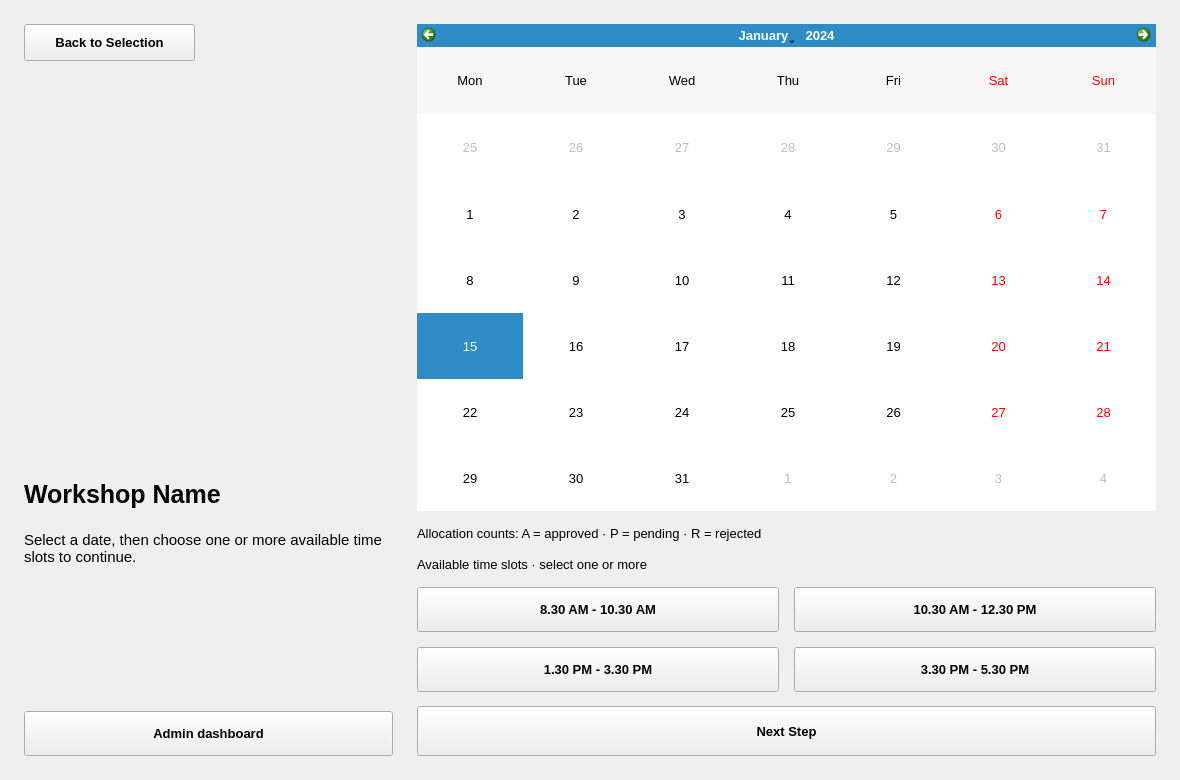
Before: the Qt Designer form SYNCLAB - Source Code/ui/forms/calander.ui in PPAS-Rashmika/SYNCLAB-Centralized-Workshop-Laboratory-Allocation-Platform, drawn with Qt 5.
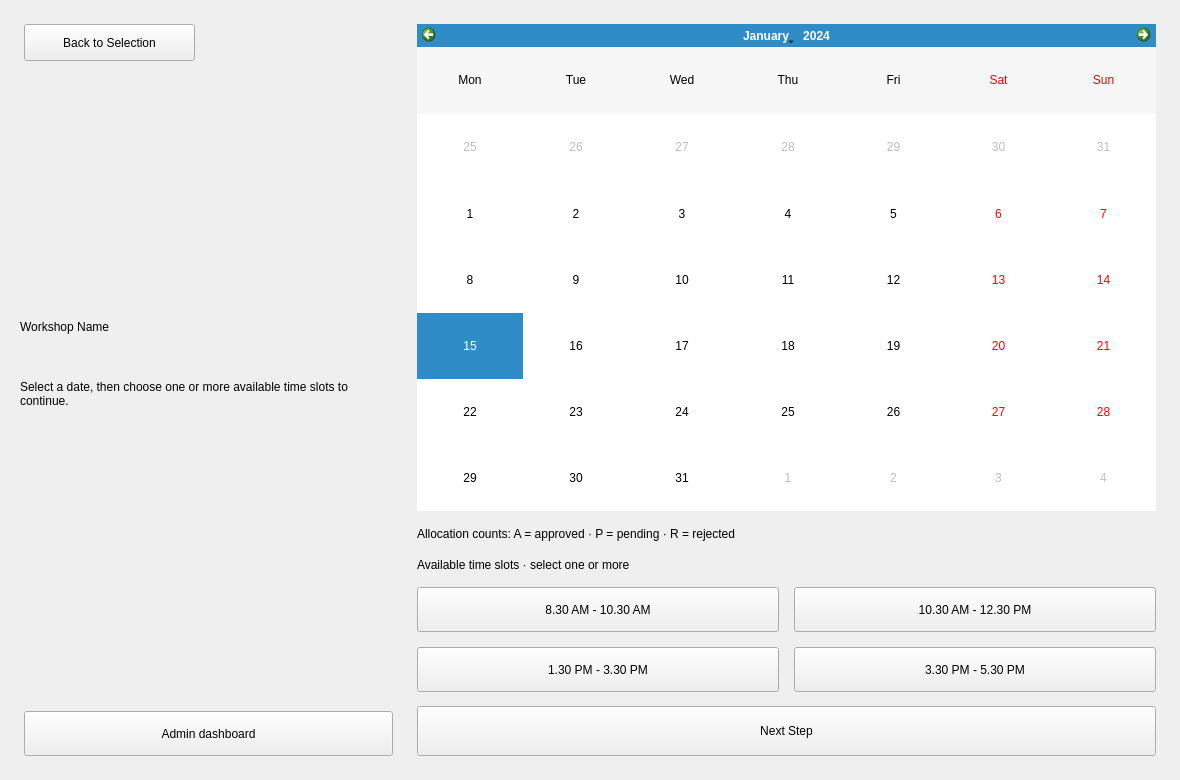
After: the same form once the commit is applied. Icons and pictures are not drawn. Custom widgets are drawn as their Qt base class.

The edit to the form file:
```diff
--- a/SYNCLAB - Source Code/ui/forms/calander.ui
+++ b/SYNCLAB - Source Code/ui/forms/calander.ui
@@ -13,15 +13,67 @@
     <height>780</height>
    </rect>
   </property>
-  <!-- මෙම control එකේ font නම, size සහ bold බව මෙහි වෙනස් කරන්න. -->
-  <property name="font">
-   <font>
-    <family>Segoe UI</family>
-    <pointsize>10</pointsize>
-    <bold>false</bold>
-   </font>
+  <property name="darkStyleSheet" stdset="0">
+   <string notr="true">QWidget { font-family: "Segoe UI"; font-size: 10pt; }
+QWidget { color:#F1F5F9;   }
+QMainWindow, QStackedWidget, QWidget#welcomeWidget, QWidget#selectionWidget, QWidget#calanderWidget, QWidget#formWidget, QWidget#adminWidget { background:#0F172A; }
+QScrollArea { border:none; background:transparent; }
+QScrollArea &gt; QWidget &gt; QWidget { background:#0F172A; }
+QScrollArea#cardsScrollArea &gt; QWidget, QWidget#cardsScrollContents { background:transparent; }
+QLabel { background:transparent; }
+QLabel#welcomeTitle { color:#AABAD0;   }
+QLabel#syncLabTitle {   }
+QLabel#syncLabSubtitle {   }
+QLabel#welcomeDesc, QLabel#selectedDescLabel2, QLabel#adminWsDescLbl { color:#AABAD0;  }
+QLabel#selectTitleLabel, QLabel#selectedNameLabel2, QLabel#confirmTitleLbl, QLabel#adminWsTitleLbl {   }
+QLineEdit, QTextEdit, QComboBox { background:#1E293B; border:1px solid #43536B; border-radius:7px; padding:8px; selection-background-color:#2563EB; selection-color:white; }
+QLineEdit:focus, QTextEdit:focus, QComboBox:focus { border:1px solid #2563EB; }
+QComboBox QAbstractItemView { background:#1E293B; color:#F1F5F9; selection-background-color:#2563EB; selection-color:white; }
+QPushButton { background:#1E293B; color:#F1F5F9; border:1px solid #43536B; border-radius:8px; padding:9px 14px;  }
+QPushButton:hover, QPushButton:focus { background:#253C61; border-color:#2563EB; }
+QPushButton:pressed { border:2px solid #2563EB; }
+QPushButton#allocateNowBtn, QPushButton#nextBtn, QPushButton#nextTo3Btn, QPushButton#submitBtn, QPushButton#updateBtn { background:#2563EB; color:white; border:1px solid #2563EB; }
+QPushButton#allocateNowBtn:hover, QPushButton#nextBtn:hover, QPushButton#nextTo3Btn:hover, QPushButton#submitBtn:hover, QPushButton#updateBtn:hover { background:#1D4ED8; }
+QPushButton#deleteBtn, QPushButton#adminDelBtn { color:#FDA4AF; }
+QPushButton[timeSlot=true] { padding:10px 8px; }
+QPushButton:checked { background:#2563EB; color:white; border-color:#2563EB; }
+QPushButton:disabled { background:#0F172A; color:#AABAD0; border:1px solid #43536B; }
+QPushButton#allocateNowBtn:disabled, QPushButton#nextBtn:disabled, QPushButton#nextTo3Btn:disabled, QPushButton#submitBtn:disabled, QPushButton#updateBtn:disabled, QPushButton#deleteBtn:disabled, QPushButton#adminDelBtn:disabled { background:#0F172A; color:#AABAD0; border:1px solid #43536B; }
+QFrame#summaryBox { background:#253C61; border:1px solid #43536B; border-radius:10px; }
+QLabel#summaryDateLbl { color:#8DB8FF;  }
+QTableWidget { background:#1E293B; alternate-background-color:#0F172A; border:1px solid #43536B; gridline-color:#43536B; selection-background-color:#253C61; selection-color:#F1F5F9; }
+QHeaderView::section { font-weight:600; background:#253C61; color:#F1F5F9; border:none; padding:10px;  }
+QTableWidget QLineEdit, QTableWidget QComboBox { padding:4px; border-radius:4px; }
+QCalendarWidget { background:#1E293B; border:1px solid #43536B; border-radius:8px; }
+QCalendarWidget QWidget#qt_calendar_navigationbar { background:#2563EB; }
+QCalendarWidget QToolButton { font-weight:600; color:white; background:transparent; padding:6px;  }
+QCalendarWidget QMenu, QCalendarWidget QSpinBox { background:#1E293B; color:#F1F5F9; }
+QCalendarWidget QAbstractItemView { background:#1E293B; color:#F1F5F9; selection-background-color:#2563EB; selection-color:white; outline:0; }
+QToolTip { background:#1E293B; color:#F1F5F9; border:1px solid #43536B; padding:6px; }
+#calanderWidget { font-family: "Segoe UI"; font-size: 10pt; font-weight: normal; }
+#backTo1Btn { font-family: "Segoe UI"; font-size: 10pt; font-weight: bold; }
+#selectedImgLabel2 { font-family: "Segoe UI"; font-size: 10pt; font-weight: normal; }
+#selectedNameLabel2 { font-family: "Segoe UI"; font-size: 19pt; font-weight: bold; }
+#selectedDescLabel2 { font-family: "Segoe UI"; font-size: 11pt; font-weight: normal; }
+#adminBtn2 { font-family: "Segoe UI"; font-size: 10pt; font-weight: bold; }
+#calendar { font-family: "Segoe UI"; font-size: 10pt; font-weight: normal; }
+#calendarLegend { font-family: "Segoe UI"; font-size: 10pt; font-weight: normal; }
+#timeSlotsLabel { font-family: "Segoe UI"; font-size: 10pt; font-weight: normal; }
+#timeBtn1 { font-family: "Segoe UI"; font-size: 10pt; font-weight: bold; }
+#timeBtn2 { font-family: "Segoe UI"; font-size: 10pt; font-weight: bold; }
+#timeBtn3 { font-family: "Segoe UI"; font-size: 10pt; font-weight: bold; }
+#timeBtn4 { font-family: "Segoe UI"; font-size: 10pt; font-weight: bold; }
+#nextTo3Btn { font-family: "Segoe UI"; font-size: 10pt; font-weight: bold; }
+CustomCalendarWidget {
+ qproperty-approvedColor: #166534;
+ qproperty-pendingColor: #92400E;
+ qproperty-rejectedColor: #B91C1C;
+ qproperty-badgeTextColor: #FFFFFF;
+ qproperty-headerBackground: #DBEAFE;
+ qproperty-headerForeground: #1E40AF;
+ qproperty-badgeFontSize: 11;
+}</string>
   </property>
-  <!-- මෙම control එකේ පාට, border, padding සහ radius සඳහා CSS rules මෙහි ඇත. -->
   <property name="styleSheet">
    <string notr="true">QWidget { color:#17243B;   }QMainWindow, QStackedWidget, QWidget#welcomeWidget, QWidget#selectionWidget, QWidget#calanderWidget, QWidget#formWidget, QWidget#adminWidget { background:#F4F7FB; }QScrollArea { border:none; background:transparent; } QScrollArea &gt; QWidget &gt; QWidget { background:#F4F7FB; }QScrollArea#cardsScrollArea &gt; QWidget, QWidget#cardsScrollContents { background:transparent; }QLabel { background:transparent; }QLabel#welcomeTitle { color:#52647D;   }QLabel#syncLabTitle {   }QLabel#syncLabSubtitle {   }QLabel#welcomeDesc, QLabel#selectedDescLabel2, QLabel#adminWsDescLbl { color:#52647D;  }QLabel#selectTitleLabel, QLabel#selectedNameLabel2, QLabel#confirmTitleLbl, QLabel#adminWsTitleLbl {   }QLineEdit, QTextEdit, QComboBox { background:#FFFFFF; border:1px solid #D4DEEB; border-radius:7px; padding:8px; selection-background-color:#2563EB; selection-color:white; }QLineEdit:focus, QTextEdit:focus, QComboBox:focus { border:1px solid #2563EB; }QComboBox QAbstractItemView { background:#FFFFFF; color:#17243B; selection-background-color:#2563EB; selection-color:white; }QPushButton { background:#FFFFFF; color:#17243B; border:1px solid #D4DEEB; border-radius:8px; padding:9px 14px;  }QPushButton:hover, QPushButton:focus { background:#EAF2FF; border-color:#2563EB; }QPushButton:pressed { border:2px solid #2563EB; }QPushButton#allocateNowBtn, QPushButton#nextBtn, QPushButton#nextTo3Btn, QPushButton#submitBtn, QPushButton#updateBtn { background:#2563EB; color:white; border:1px solid #2563EB; }QPushButton#allocateNowBtn:hover, QPushButton#nextBtn:hover, QPushButton#nextTo3Btn:hover, QPushButton#submitBtn:hover, QPushButton#updateBtn:hover { background:#1D4ED8; }QPushButton#deleteBtn, QPushButton#adminDelBtn { color:#BE123C; }QPushButton[timeSlot=true] { padding:10px 8px; }QPushButton:checked { background:#2563EB; color:white; border-color:#2563EB; }QPushButton:disabled { background:#F4F7FB; color:#52647D; border:1px solid #D4DEEB; }QPushButton#allocateNowBtn:disabled, QPushButton#nextBtn:disabled, QPushButton#nextTo3Btn:disabled, QPushButton#submitBtn:disabled, QPushButton#updateBtn:disabled, QPushButton#deleteBtn:disabled, QPushButton#adminDelBtn:disabled { background:#F4F7FB; color:#52647D; border:1px solid #D4DEEB; }QFrame#summaryBox { background:#EAF2FF; border:1px solid #D4DEEB; border-radius:10px; }QLabel#summaryDateLbl { color:#2563EB;  }QTableWidget { background:#FFFFFF; alternate-background-color:#F4F7FB; border:1px solid #D4DEEB; gridline-color:#D4DEEB; selection-background-color:#EAF2FF; selection-color:#17243B; }QHeaderView::section { font-weight:600; background:#EAF2FF; color:#17243B; border:none; padding:10px;  }QTableWidget QLineEdit, QTableWidget QComboBox { padding:4px; border-radius:4px; }QCalendarWidget { background:#FFFFFF; border:1px solid #D4DEEB; border-radius:8px; }QCalendarWidget QWidget#qt_calendar_navigationbar { background:#2563EB; }QCalendarWidget QToolButton { font-weight:600; color:white; background:transparent; padding:6px;  }QCalendarWidget QMenu, QCalendarWidget QSpinBox { background:#FFFFFF; color:#17243B; }QCalendarWidget QAbstractItemView { background:#FFFFFF; color:#17243B; selection-background-color:#2563EB; selection-color:white; outline:0; }QToolTip { background:#FFFFFF; color:#17243B; border:1px solid #D4DEEB; padding:6px; }</string>
   </property>
@@ -36,14 +88,6 @@
      <height>37</height>
     </rect>
    </property>
-   <!-- මෙම control එකේ font නම, size සහ bold බව මෙහි වෙනස් කරන්න. -->
-   <property name="font">
-    <font>
-     <family>Segoe UI</family>
-     <pointsize>10</pointsize>
-     <bold>true</bold>
-    </font>
-   </property>
    <property name="cursor">
     <cursorShape>PointingHandCursor</cursorShape>
    </property>
@@ -57,20 +101,12 @@
    <!-- ස්ථානය x/y වලින්ද ප්‍රමාණය width/height වලින්ද වෙනස් කරන්න. -->
    <property name="geometry">
     <rect>
-     <x>24</x>
-     <y>290</y>
-     <width>251</width>
-     <height>160</height>
+     <x>20</x>
+     <y>80</y>
+     <width>211</width>
+     <height>221</height>
     </rect>
    </property>
-   <!-- මෙම control එකේ font නම, size සහ bold බව මෙහි වෙනස් කරන්න. -->
-   <property name="font">
-    <font>
-     <family>Segoe UI</family>
-     <pointsize>10</pointsize>
-     <bold>false</bold>
-    </font>
-   </property>
    <property name="textFormat">
     <enum>Qt::TextFormat::PlainText</enum>
    </property>
@@ -83,21 +119,12 @@
    <!-- ස්ථානය x/y වලින්ද ප්‍රමාණය width/height වලින්ද වෙනස් කරන්න. -->
    <property name="geometry">
     <rect>
-     <x>24</x>
-     <y>480</y>
+     <x>20</x>
+     <y>320</y>
      <width>369</width>
      <height>51</height>
     </rect>
    </property>
-   <!-- මෙම control එකේ font නම, size සහ bold බව මෙහි වෙනස් කරන්න. -->
-   <property name="font">
-    <font>
-     <family>Segoe UI</family>
-     <pointsize>19</pointsize>
-     <bold>true</bold>
-    </font>
-   </property>
-   <!-- පෙන්වන text එක මෙහි වෙනස් කරන්න; dynamic text C++ මගින් නැවත යෙදිය හැක. -->
    <property name="text">
     <string>Workshop Name</string>
    </property>
@@ -117,21 +144,12 @@
    <!-- ස්ථානය x/y වලින්ද ප්‍රමාණය width/height වලින්ද වෙනස් කරන්න. -->
    <property name="geometry">
     <rect>
-     <x>24</x>
-     <y>531</y>
+     <x>20</x>
+     <y>380</y>
      <width>369</width>
-     <height>105</height>
+     <height>71</height>
     </rect>
    </property>
-   <!-- මෙම control එකේ font නම, size සහ bold බව මෙහි වෙනස් කරන්න. -->
-   <property name="font">
-    <font>
-     <family>Segoe UI</family>
-     <pointsize>11</pointsize>
-     <bold>false</bold>
-    </font>
-   </property>
-   <!-- පෙන්වන text එක මෙහි වෙනස් කරන්න; dynamic text C++ මගින් නැවත යෙදිය හැක. -->
    <property name="text">
     <string>Select a date, then choose one or more available time slots to continue.</string>
    </property>
@@ -157,14 +175,6 @@
      <height>45</height>
     </rect>
    </property>
-   <!-- මෙම control එකේ font නම, size සහ bold බව මෙහි වෙනස් කරන්න. -->
-   <property name="font">
-    <font>
-     <family>Segoe UI</family>
-     <pointsize>10</pointsize>
-     <bold>true</bold>
-    </font>
-   </property>
    <property name="cursor">
     <cursorShape>PointingHandCursor</cursorShape>
    </property>
@@ -184,14 +194,6 @@
      <height>487</height>
     </rect>
    </property>
-   <!-- මෙම control එකේ font නම, size සහ bold බව මෙහි වෙනස් කරන්න. -->
-   <property name="font">
-    <font>
-     <family>Segoe UI</family>
-     <pointsize>10</pointsize>
-     <bold>false</bold>
-    </font>
-   </property>
    <property name="verticalHeaderFormat">
     <enum>QCalendarWidget::VerticalHeaderFormat::NoVerticalHeader</enum>
    </property>
@@ -207,15 +209,6 @@
      <height>17</height>
     </rect>
    </property>
-   <!-- මෙම control එකේ font නම, size සහ bold බව මෙහි වෙනස් කරන්න. -->
-   <property name="font">
-    <font>
-     <family>Segoe UI</family>
-     <pointsize>10</pointsize>
-     <bold>false</bold>
-    </font>
-   </property>
-   <!-- පෙන්වන text එක මෙහි වෙනස් කරන්න; dynamic text C++ මගින් නැවත යෙදිය හැක. -->
    <property name="text">
     <string>Allocation counts: A = approved · P = pending · R = rejected</string>
    </property>
@@ -235,15 +228,6 @@
      <height>17</height>
     </rect>
    </property>
-   <!-- මෙම control එකේ font නම, size සහ bold බව මෙහි වෙනස් කරන්න. -->
-   <property name="font">
-    <font>
-     <family>Segoe UI</family>
-     <pointsize>10</pointsize>
-     <bold>false</bold>
-    </font>
-   </property>
-   <!-- පෙන්වන text එක මෙහි වෙනස් කරන්න; dynamic text C++ මගින් නැවත යෙදිය හැක. -->
    <property name="text">
     <string>Available time slots · select one or more</string>
    </property>
@@ -263,14 +247,6 @@
      <height>45</height>
     </rect>
    </property>
-   <!-- මෙම control එකේ font නම, size සහ bold බව මෙහි වෙනස් කරන්න. -->
-   <property name="font">
-    <font>
-     <family>Segoe UI</family>
-     <pointsize>10</pointsize>
-     <bold>true</bold>
-    </font>
-   </property>
    <property name="cursor">
     <cursorShape>PointingHandCursor</cursorShape>
    </property>
@@ -300,14 +276,6 @@
      <height>45</height>
     </rect>
    </property>
-   <!-- මෙම control එකේ font නම, size සහ bold බව මෙහි වෙනස් කරන්න. -->
-   <property name="font">
-    <font>
-     <family>Segoe UI</family>
-     <pointsize>10</pointsize>
-     <bold>true</bold>
-    </font>
-   </property>
    <property name="cursor">
     <cursorShape>PointingHandCursor</cursorShape>
    </property>
@@ -337,14 +305,6 @@
      <height>45</height>
     </rect>
    </property>
-   <!-- මෙම control එකේ font නම, size සහ bold බව මෙහි වෙනස් කරන්න. -->
-   <property name="font">
-    <font>
-     <family>Segoe UI</family>
-     <pointsize>10</pointsize>
-     <bold>true</bold>
-    </font>
-   </property>
    <property name="cursor">
     <cursorShape>PointingHandCursor</cursorShape>
    </property>
@@ -374,14 +334,6 @@
      <height>45</height>
     </rect>
    </property>
-   <!-- මෙම control එකේ font නම, size සහ bold බව මෙහි වෙනස් කරන්න. -->
-   <property name="font">
-    <font>
-     <family>Segoe UI</family>
-     <pointsize>10</pointsize>
-     <bold>true</bold>
-    </font>
-   </property>
    <property name="cursor">
     <cursorShape>PointingHandCursor</cursorShape>
    </property>
@@ -411,14 +363,6 @@
      <height>50</height>
     </rect>
    </property>
-   <!-- මෙම control එකේ font නම, size සහ bold බව මෙහි වෙනස් කරන්න. -->
-   <property name="font">
-    <font>
-     <family>Segoe UI</family>
-     <pointsize>10</pointsize>
-     <bold>true</bold>
-    </font>
-   </property>
    <property name="cursor">
     <cursorShape>PointingHandCursor</cursorShape>
    </property>
```
Left out of the diff: 118 changed lines with no effect on the pictures.
